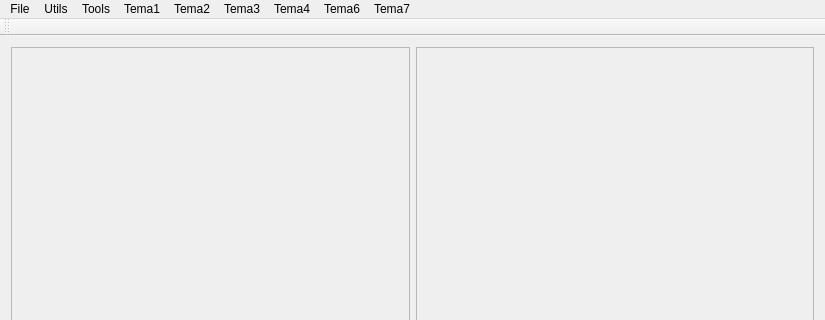
Qt form QTFramework/ImageProcessing/mainwindow.ui (SerbanNasui/procesare-imagine) before a commit; both pictures show x 0 to 825 and y 0 to 320 of the 825 by 490 pixel window.
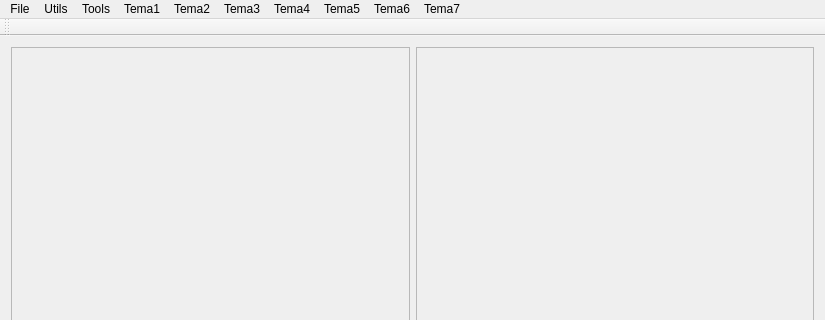
The same form after that commit.

The edit to the form file:
```diff
--- a/QTFramework/ImageProcessing/mainwindow.ui
+++ b/QTFramework/ImageProcessing/mainwindow.ui
@@ -198,6 +198,12 @@
     </property>
     <addaction name="actionRotatiaCuInterpolare"/>
    </widget>
+   <widget class="QMenu" name="menuTema5">
+    <property name="title">
+     <string>Tema5</string>
+    </property>
+    <addaction name="actionPrewitt"/>
+   </widget>
    <addaction name="menuFile"/>
    <addaction name="menuLaunch_Smart_Dialog"/>
    <addaction name="menuTools"/>
@@ -205,6 +211,7 @@
    <addaction name="menuTema2"/>
    <addaction name="menuTema3"/>
    <addaction name="menuTema4"/>
+   <addaction name="menuTema5"/>
    <addaction name="menuTema6"/>
    <addaction name="menuTema7"/>
   </widget>
```
Left out of the diff: 5 changed lines with no effect on the pictures.
